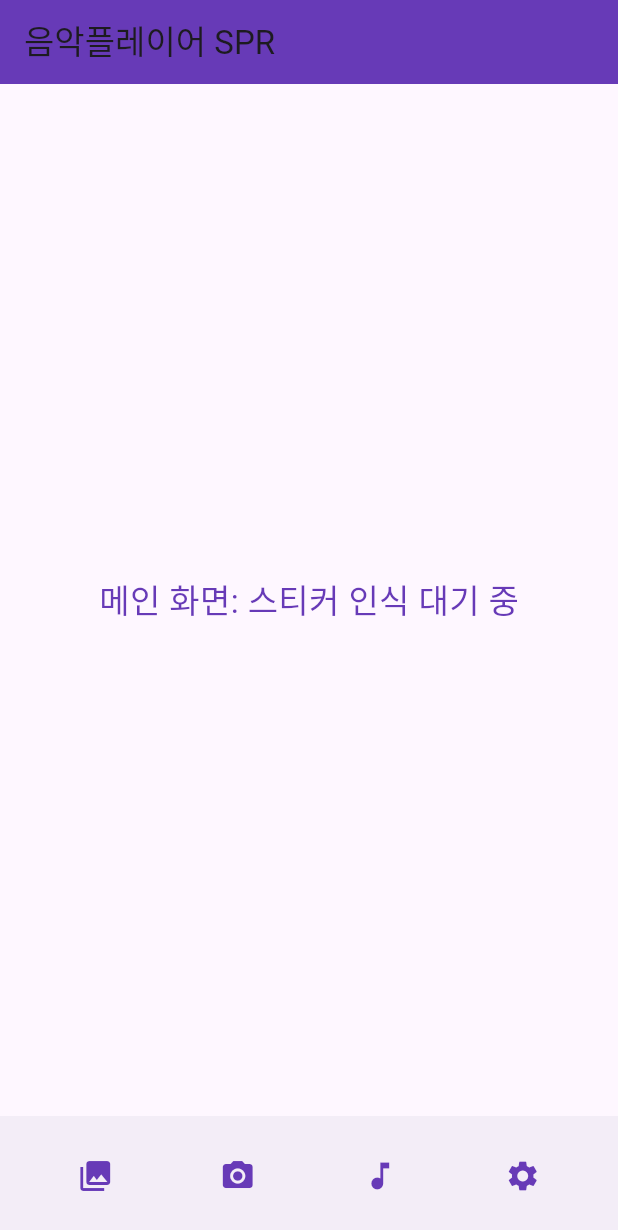
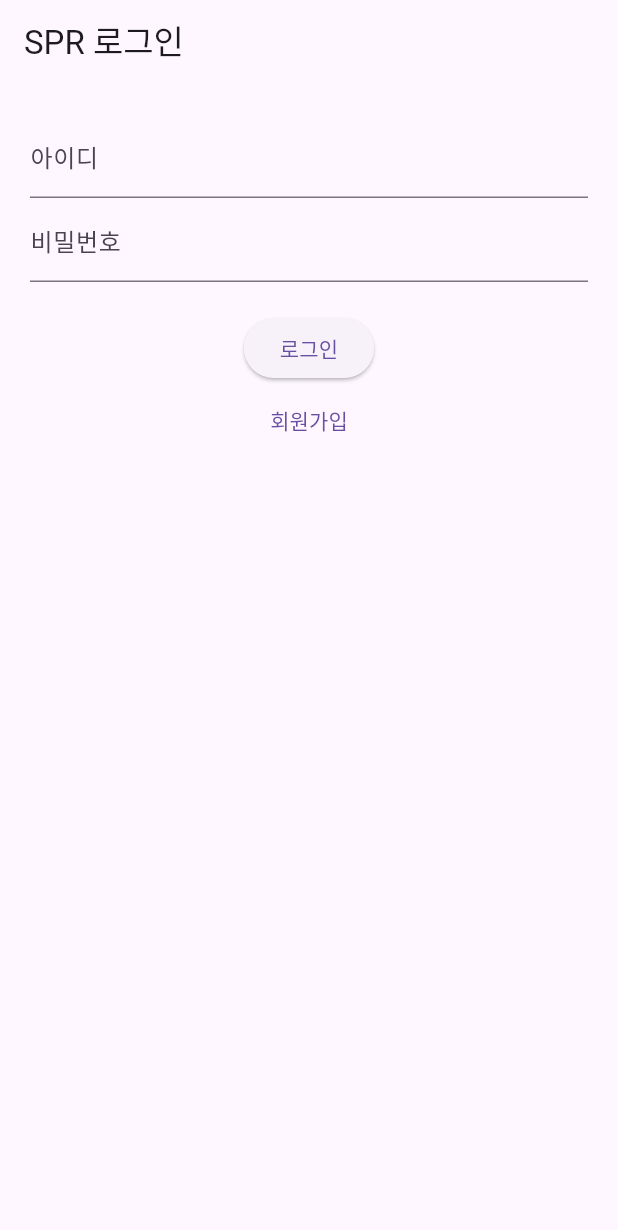
Before and after one commit to dabin-kang/sprprj001, a Flutter app: the screen it shows after launch, on a phone screen of 412 x 824 dp. Shown: the top 1230 px of the screen. Run offline on Flutter 3.47's test engine with Material 3 defaults, Android fonts, the phone set to English and light mode, and no system bars; our stand-ins replace camera, firebase_core, shared_preferences, youtube_player_flutter; missing offline and left inert: tflite_flutter; accounts and stored records are empty.

Commit message:
버전4_2025_12_24로그인추가

```diff
--- a/lib/main.dart
+++ b/lib/main.dart
@@ -1,7 +1,8 @@
 import 'package:firebase_core/firebase_core.dart';
 import 'package:flutter/material.dart';
 import 'package:camera/camera.dart';
-import 'pages/home_page.dart';
+import 'package:sprprj001/pages/login_page.dart';
+import 'pages/login_page.dart';
 import 'firebase_options.dart';
 
 late List<CameraDescription> cameras;
@@ -26,7 +27,7 @@ class MyApp extends StatelessWidget {
     return const MaterialApp(
       debugShowCheckedModeBanner: false,
       title: 'spr app Demo',
-      home: HomePage(),
+      home: LoginPage(),
     );
   }
 }
--- /dev/null
+++ b/lib/pages/login_page.dart
@@ -0,0 +1,72 @@
+import 'package:flutter/material.dart';
+import 'package:shared_preferences/shared_preferences.dart';
+import 'home_page.dart';
+
+class LoginPage extends StatefulWidget {
+  const LoginPage({super.key});
+
+  @override
+  State<LoginPage> createState() => _LoginPageState();
+}
+
+class _LoginPageState extends State<LoginPage> {
+  final idController = TextEditingController();
+  final pwController = TextEditingController();
+
+  /// 회원가입
+  Future<void> register() async {
+    final prefs = await SharedPreferences.getInstance();
+    await prefs.setString('id', idController.text);
+    await prefs.setString('pw', pwController.text);
+
+    _show('회원가입 완료');
+  }
+
+  /// 로그인
+  Future<void> login() async {
+    final prefs = await SharedPreferences.getInstance();
+    final savedId = prefs.getString('id');
+    final savedPw = prefs.getString('pw');
+
+    if (idController.text == savedId &&
+        pwController.text == savedPw) {
+      Navigator.pushReplacement(
+        context,
+        MaterialPageRoute(builder: (_) => const HomePage()),
+      );
+    } else {
+      _show('아이디 또는 비밀번호 오류');
+    }
+  }
+
+  void _show(String msg) {
+    ScaffoldMessenger.of(context)
+        .showSnackBar(SnackBar(content: Text(msg)));
+  }
+
+  @override
+  Widget build(BuildContext context) {
+    return Scaffold(
+      appBar: AppBar(title: const Text('SPR 로그인')),
+      body: Padding(
+        padding: const EdgeInsets.all(20),
+        child: Column(
+          children: [
+            TextField(
+              controller: idController,
+              decoration: const InputDecoration(labelText: '아이디'),
+            ),
+            TextField(
+              controller: pwController,
+              decoration: const InputDecoration(labelText: '비밀번호'),
+              obscureText: true,
+            ),
+            const SizedBox(height: 20),
+            ElevatedButton(onPressed: login, child: const Text('로그인')),
+            TextButton(onPressed: register, child: const Text('회원가입')),
+          ],
+        ),
+      ),
+    );
+  }
+}
--- a/pubspec.yaml
+++ b/pubspec.yaml
@@ -42,6 +42,8 @@ dependencies:
   firebase_core: ^3.8.0
   cloud_firestore: ^5.6.0
   firebase_storage: ^12.3.0
+  shared_preferences: ^2.2.2
+  youtube_player_flutter: ^9.0.0
 
   # The following adds the Cupertino Icons font to your application.
   # Use with the CupertinoIcons class for iOS style icons.
```
Also changed, not shown: lib/pages/camera_page.dart (+10 -1 lines), lib/pages/home_page.dart (+8 -2 lines), lib/pages/musicplay_page.dart (added, +48 -0 lines), pubspec.lock, 2 other files.
